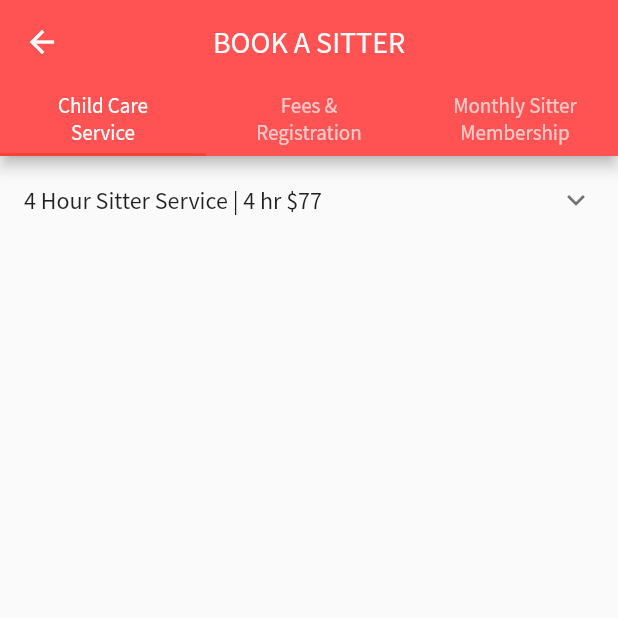
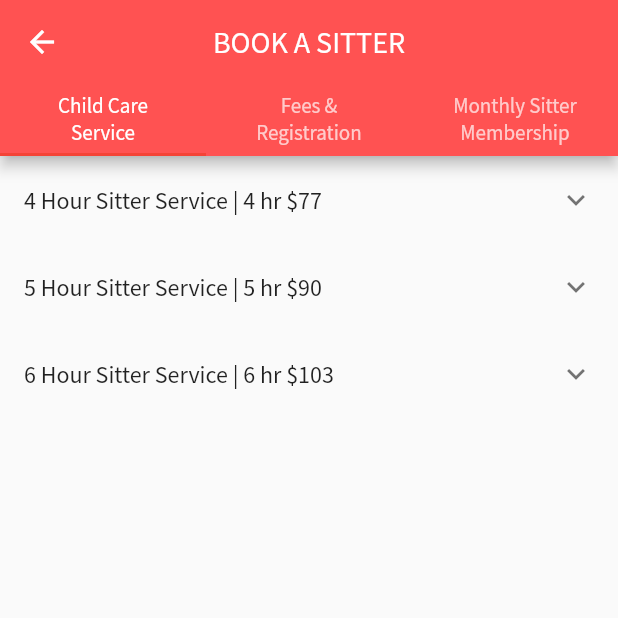
Before and after one commit to trey-a-hope/nanny-mctea-sitters, a Flutter app: the BookSitterPage screen opened directly, on a phone screen of 412 x 824 dp, the top half of it. Run offline on Flutter 3.47's test engine with Material 2 defaults, Android fonts, the phone set to English and light mode, and no system bars; our stand-ins replace cached_network_image, cloud_firestore, device_info, firebase_auth, flutter_custom_clippers, material_design_icons_flutter and 1 more; accounts and stored records are empty; network calls fail.

Commit message:
Ok, I did foreal this time...

```diff
--- /dev/null
+++ b/lib/common/book_sitter_tile_widget.dart
@@ -0,0 +1,60 @@
+import 'package:flutter/material.dart';
+
+import '../style/text.dart';
+
+class BookSitterTileWidget extends StatelessWidget {
+  final String title;
+
+  const BookSitterTileWidget({Key key, @required this.title}) : super(key: key);
+
+  @override
+  Widget build(BuildContext context) {
+    return ExpansionTile(
+      title: Text(
+        title,
+      ),
+      children: <Widget>[
+        ListTile(
+          title: Text(
+            "Thank you for interest in booking a Nanny McTea Sitter! A few things to remember while booking: - The rate for this service is \$13 / hr + \$25 booking fee -HERE is...",
+          ),
+        ),
+        Padding(
+          padding: EdgeInsets.all(10),
+          child: Row(
+            mainAxisAlignment: MainAxisAlignment.spaceEvenly,
+            children: <Widget>[
+              MaterialButton(
+                  onPressed: () {
+                    // Modal.showInSnackBar(_scaffoldKey, 'Proceed to Calendar');
+                  },
+                  color: Colors.green,
+                  child: Text('Get More Info',
+                      style: TextStyle(color: Colors.white))),
+              MaterialButton(
+                  onPressed: () {
+                    // Modal.showInSnackBar(_scaffoldKey, 'Proceed to Calendar');
+                  },
+                  color: Colors.blue,
+                  child: Text('Book It', style: TextStyle(color: Colors.white)))
+            ],
+          ),
+        )
+      ],
+    );
+  }
+}
+
+final List<BookSitterTileWidget> childCareServices = [
+  BookSitterTileWidget(title: '4 Hour Sitter Service | 4 hr \$77'),
+  BookSitterTileWidget(title: '5 Hour Sitter Service | 5 hr \$90'),
+  BookSitterTileWidget(title: '6 Hour Sitter Service | 6 hr \$103'),
+];
+
+final List<BookSitterTileWidget> feesRegistration = [
+  BookSitterTileWidget(title: 'Family Consultation | 2hr \$350'),
+];
+
+final List<BookSitterTileWidget> monthlySitterMembership = [
+  BookSitterTileWidget(title: 'Membership Booking | 3hr Waived booking fee!'),
+];
--- a/lib/constants.dart
+++ b/lib/constants.dart
@@ -1,6 +1,8 @@
 import 'package:flutter/rendering.dart';
 import 'package:nanny_mctea_sitters_flutter/models/sitter.dart';
 import 'package:nanny_mctea_sitters_flutter/asset_images.dart';
+
+import 'common/book_sitter_tile_widget.dart';
 
 const String about =
     'It shouldn’t be difficult to find capable, reliable and trustworthy childcare. That\'s what I said when I started Nanny McTea Sitters. Drawing on my own personal nanny experiences as well the other experiences of professional nannies within our team, we established a full child care agency that ensures rigorous screening and customized matching. With years of collective experience in childcare, We\'ve learned what families want and are proud to share this with you.';
--- a/lib/pages/bookSitter.dart
+++ b/lib/pages/bookSitter.dart
@@ -1,6 +1,9 @@
 import 'package:flutter/material.dart';
+import 'package:nanny_mctea_sitters_flutter/common/book_sitter_tile_widget.dart';
 import 'package:nanny_mctea_sitters_flutter/common/join_team_widget.dart';
 import 'package:nanny_mctea_sitters_flutter/services/modal.dart';
+
+import '../constants.dart';
 
 class BookSitterPage extends StatefulWidget {
   @override
@@ -37,46 +40,23 @@ class BookSitterPageState extends State<BookSitterPage>
         body: TabBarView(
           children: [
             ListView.builder(
-              itemCount: 1,
+              itemCount: childCareServices.length,
               itemBuilder: (BuildContext ctxt, int index) {
-                return ExpansionTile(
-                  title: Text(
-                    "4 Hour Sitter Service | 4 hr \$77",
-                  ),
-                  children: <Widget>[
-                    ListTile(
-                      title: Text(
-                        "Thank you for interest in booking a Nanny McTea Sitter! A few things to remember while booking: - The rate for this service is \$13 / hr + \$25 booking fee -HERE is...",
-                      ),
-                    ),
-                    Padding(
-                      padding: EdgeInsets.all(10),
-                      child: Row(
-                      mainAxisAlignment: MainAxisAlignment.spaceEvenly,
-                      children: <Widget>[
-                         MaterialButton(
-                        onPressed: (){
-                          Modal.showInSnackBar(_scaffoldKey, 'Proceed to Calendar');
-                        },
-                        color: Colors.green,
-                        child: Text('Get More Info', style: TextStyle(color: Colors.white))
-                      ),
-                       MaterialButton(
-                        onPressed: (){
-                          Modal.showInSnackBar(_scaffoldKey, 'Proceed to Calendar');
-                        },
-                        color: Colors.blue,
-                        child: Text('Book It', style: TextStyle(color: Colors.white))
-                      )
-                      ],
-                    ),
-                    )
-                  ],
-                );
+                return childCareServices[index];
               },
             ),
-            Icon(Icons.directions_transit),
-            Icon(Icons.directions_bike),
+            ListView.builder(
+              itemCount: feesRegistration.length,
+              itemBuilder: (BuildContext ctxt, int index) {
+                return feesRegistration[index];
+              },
+            ),
+            ListView.builder(
+              itemCount: monthlySitterMembership.length,
+              itemBuilder: (BuildContext ctxt, int index) {
+                return monthlySitterMembership[index];
+              },
+            ),
           ],
         ),
       ),
@@ -110,45 +90,3 @@ class BookSitterPageState extends State<BookSitterPage>
     );
   }
 }
-
-class Entry {
-  String title;
-  String description;
-  // final List<Entry> children;
-  Entry(@required title, @required description) {
-    this.title = title;
-    this.description = description;
-  }
-}
-
-final List<Entry> data = <Entry>[
-  Entry(
-    '4 Hour Sitter Service - 4 hr | \$77',
-    <Entry>[
-      Entry(
-        'Section A0',
-        'Thank you for interest in booking a Nanny McTea Sitter! A few things to remember while booking: - The rate for this service is \$13 / hr + \$25 booking fee',
-      ),
-    ],
-  ),
-];
-
-class EntryItem extends StatelessWidget {
-  const EntryItem(this.entry);
-
-  final Entry entry;
-
-  Widget _buildTiles(Entry root) {
-    // if (root.children.isEmpty) return ListTile(title: Text(root.title));
-    return ExpansionTile(
-      key: PageStorageKey<Entry>(root),
-      title: Text(root.title),
-      children: [],
-    );
-  }
-
-  @override
-  Widget build(BuildContext context) {
-    return _buildTiles(entry);
-  }
-}
```
Also changed, not shown: 1 other file.
